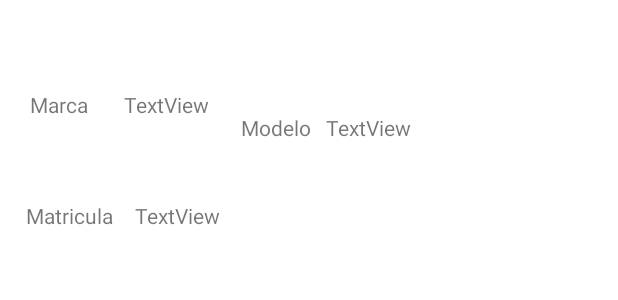
After one commit to spartanh117/VehiculosApp, an Android app: the layout vehiculo_list_row.xml on its own in the app's theme, with its tools: preview values and no code run, on a phone screen of 412 x 824 dp. The commit adds this screen. Shown: the top 300 px of the screen. Run offline under Robolectric (Android 15) with nearby library versions, the phone set to English and light mode, and no system bars.

Commit message:
recileview añadido

```diff
--- a/app/build.gradle
+++ b/app/build.gradle
@@ -33,6 +33,7 @@ dependencies {
     implementation 'androidx.appcompat:appcompat:1.2.0'
     implementation 'com.google.android.material:material:1.3.0'
     implementation 'androidx.constraintlayout:constraintlayout:2.0.4'
+    implementation 'androidx.legacy:legacy-support-v4:1.0.0'
     testImplementation 'junit:junit:4.+'
     androidTestImplementation 'androidx.test.ext:junit:1.1.2'
     androidTestImplementation 'androidx.test.espresso:espresso-core:3.3.0'
--- /dev/null
+++ b/app/src/main/res/layout/vehiculo_list_row.xml
@@ -0,0 +1,95 @@
+<?xml version="1.0" encoding="utf-8"?>
+<androidx.constraintlayout.widget.ConstraintLayout
+    xmlns:android="http://schemas.android.com/apk/res/android"
+    xmlns:app="http://schemas.android.com/apk/res-auto"
+    xmlns:tools="http://schemas.android.com/tools"
+    android:layout_width="match_parent"
+    android:layout_height="match_parent">
+
+    <TextView
+        android:id="@+id/textView"
+        android:layout_width="wrap_content"
+        android:layout_height="wrap_content"
+        android:layout_marginStart="16dp"
+        android:layout_marginLeft="16dp"
+        android:layout_marginTop="29dp"
+        android:layout_marginEnd="19dp"
+        android:layout_marginRight="19dp"
+        android:layout_marginBottom="24dp"
+        android:text="@string/marca"
+        app:layout_constraintBottom_toTopOf="@+id/textView5"
+        app:layout_constraintEnd_toStartOf="@+id/txtViewMarca"
+        app:layout_constraintStart_toStartOf="parent"
+        app:layout_constraintTop_toTopOf="parent" />
+
+    <TextView
+        android:id="@+id/txtViewMarca"
+        android:layout_width="wrap_content"
+        android:layout_height="wrap_content"
+        android:layout_marginTop="29dp"
+        android:layout_marginEnd="17dp"
+        android:layout_marginRight="17dp"
+        android:layout_marginBottom="24dp"
+        android:text="TextView"
+        app:layout_constraintBottom_toTopOf="@+id/txtViewMatricula"
+        app:layout_constraintEnd_toStartOf="@+id/textView4"
+        app:layout_constraintStart_toEndOf="@+id/textView"
+        app:layout_constraintTop_toTopOf="parent" />
+
+    <TextView
+        android:id="@+id/txtViewMatricula"
+        android:layout_width="wrap_content"
+        android:layout_height="wrap_content"
+        android:layout_marginEnd="264dp"
+        android:layout_marginRight="264dp"
+        android:layout_marginBottom="640dp"
+        android:text="TextView"
+        app:layout_constraintBottom_toBottomOf="parent"
+        app:layout_constraintEnd_toEndOf="parent"
+        app:layout_constraintStart_toEndOf="@+id/textView5"
+        app:layout_constraintTop_toBottomOf="@+id/txtViewMarca" />
+
+    <TextView
+        android:id="@+id/txtViewModelo"
+        android:layout_width="wrap_content"
+        android:layout_height="wrap_content"
+        android:layout_marginTop="29dp"
+        android:layout_marginEnd="134dp"
+        android:layout_marginRight="134dp"
+        android:layout_marginBottom="683dp"
+        android:text="TextView"
+        app:layout_constraintBottom_toBottomOf="parent"
+        app:layout_constraintEnd_toEndOf="parent"
+        app:layout_constraintStart_toEndOf="@+id/textView4"
+        app:layout_constraintTop_toTopOf="parent" />
+
+    <TextView
+        android:id="@+id/textView4"
+        android:layout_width="wrap_content"
+        android:layout_height="wrap_content"
+        android:layout_marginTop="29dp"
+        android:layout_marginEnd="5dp"
+        android:layout_marginRight="5dp"
+        android:layout_marginBottom="683dp"
+        android:text="@string/modelo"
+        app:layout_constraintBottom_toBottomOf="parent"
+        app:layout_constraintEnd_toStartOf="@+id/txtViewModelo"
+        app:layout_constraintStart_toEndOf="@+id/txtViewMarca"
+        app:layout_constraintTop_toTopOf="parent" />
+
+    <TextView
+        android:id="@+id/textView5"
+        android:layout_width="wrap_content"
+        android:layout_height="wrap_content"
+        android:layout_marginStart="16dp"
+        android:layout_marginLeft="16dp"
+        android:layout_marginEnd="14dp"
+        android:layout_marginRight="14dp"
+        android:layout_marginBottom="640dp"
+        android:text="@string/matricula"
+        app:layout_constraintBottom_toBottomOf="parent"
+        app:layout_constraintEnd_toStartOf="@+id/txtViewMatricula"
+        app:layout_constraintStart_toStartOf="parent"
+        app:layout_constraintTop_toBottomOf="@+id/textView" />
+
+</androidx.constraintlayout.widget.ConstraintLayout>
--- a/app/src/main/res/values/strings.xml
+++ b/app/src/main/res/values/strings.xml
@@ -1,3 +1,8 @@
 <resources>
     <string name="app_name">VehiculosApp</string>
+    <!-- TODO: Remove or change this placeholder text -->
+    <string name="marca">Marca</string>
+    <string name="modelo">Modelo</string>
+    <string name="matricula">Matricula</string>
+    <string name="insertar">Insertar</string>
 </resources>
```
Also changed, not shown: app/src/main/java/com/example/vehiculosapp/InsertarVehiculo.java (added, +64 -0 lines), app/src/main/java/com/example/vehiculosapp/modelo/Vehiculo.java (added, +39 -0 lines), app/src/main/java/com/example/vehiculosapp/recycleview/ListaVehiculos.java (added, +78 -0 lines), app/src/main/java/com/example/vehiculosapp/recycleview/RecycleViewAdapter.java (added, +58 -0 lines), app/src/main/res/layout/fragment_insertar_vehiculo.xml (added, +103 -0 lines), app/src/main/res/layout/fragment_lista_vehiculos.xml (added, +17 -0 lines).
